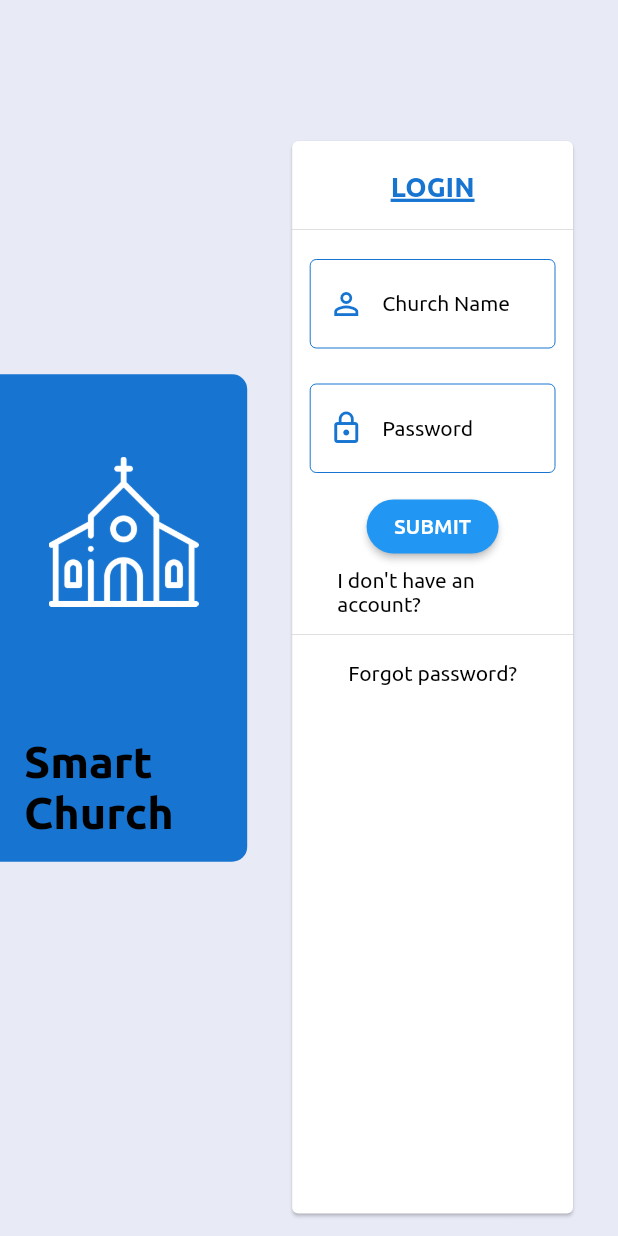
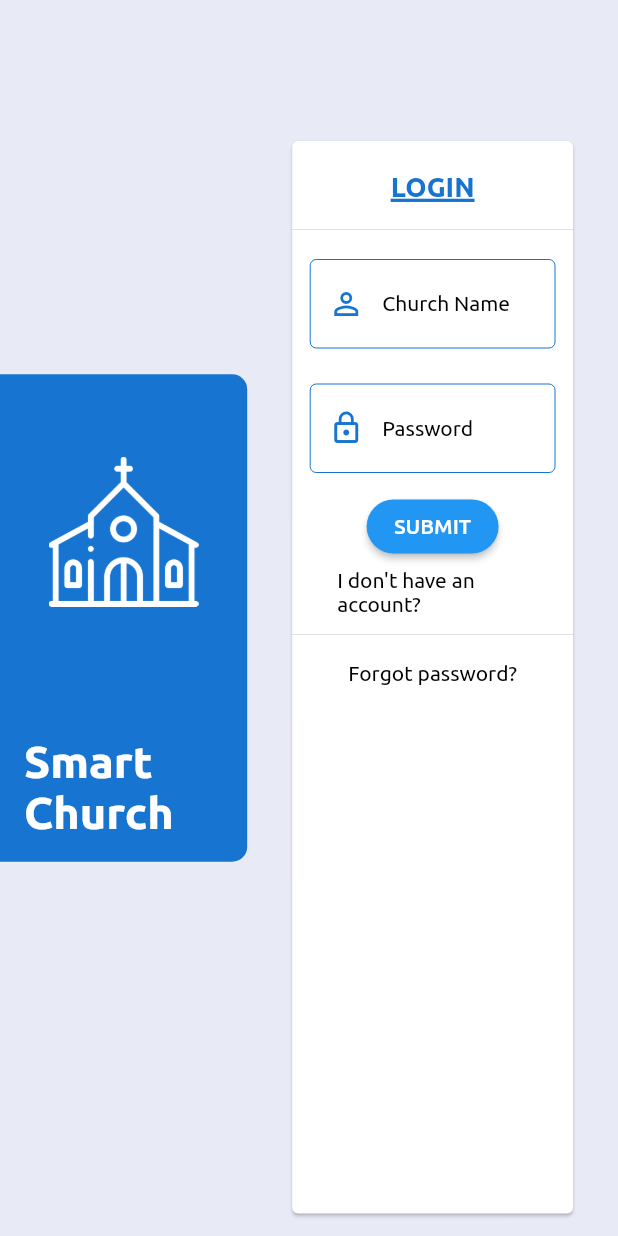
Before and after one commit to DeleMike/smart-church, a Flutter app: the LandscapeAuthScreen widget shown alone on an empty page, opened directly, on a phone screen of 412 x 824 dp. Run offline on Flutter 3.47's test engine with Material 2 defaults, Android fonts, the phone set to English and light mode, and no system bars; our stand-ins replace syncfusion_flutter_charts.

Commit message:
change banner text color

```diff
--- a/lib/widgets/auth/landscape_auth.dart
+++ b/lib/widgets/auth/landscape_auth.dart
@@ -34,8 +34,13 @@ class LandscapeAuthScreen extends StatelessWidget {
                   SizedBox(height: 50.0),
                   Padding(
                     padding: const EdgeInsets.all(16.0),
-                child: Text('Smart Church',
-                    style: Theme.of(context).textTheme.headline2),
+                    child: Text(
+                      'Smart Church',
+                      style: Theme.of(context)
+                          .textTheme
+                          .headline2
+                          .copyWith(color: Colors.white),
+                    ),
                   ),
                 ],
               ),
```
Lines whose indentation alone changed are shown as unchanged.
